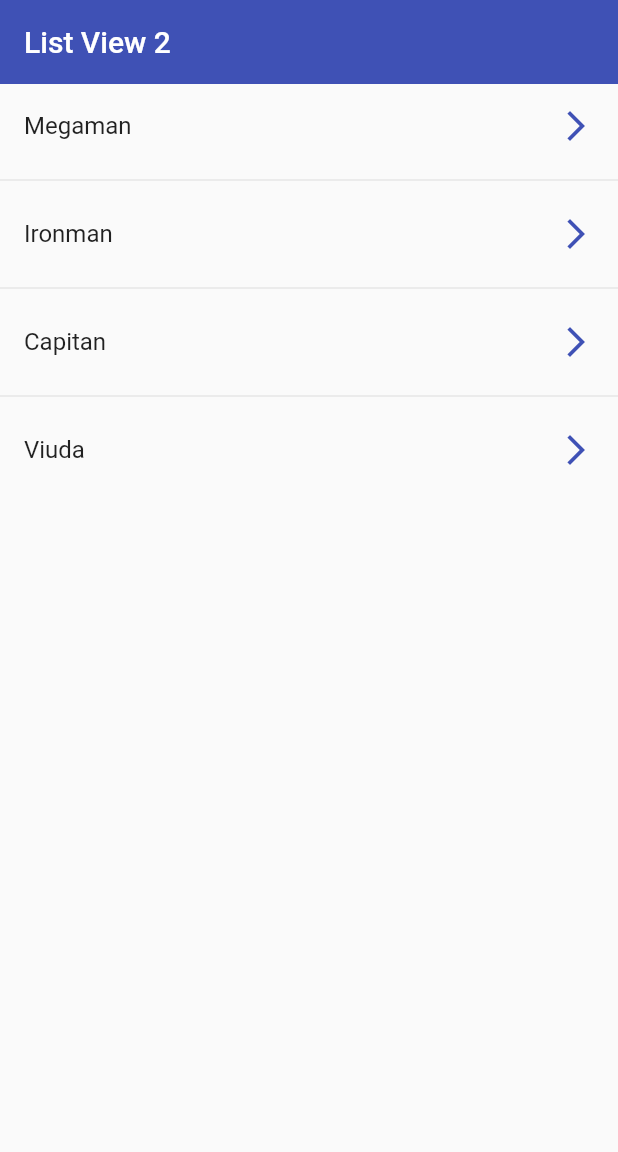
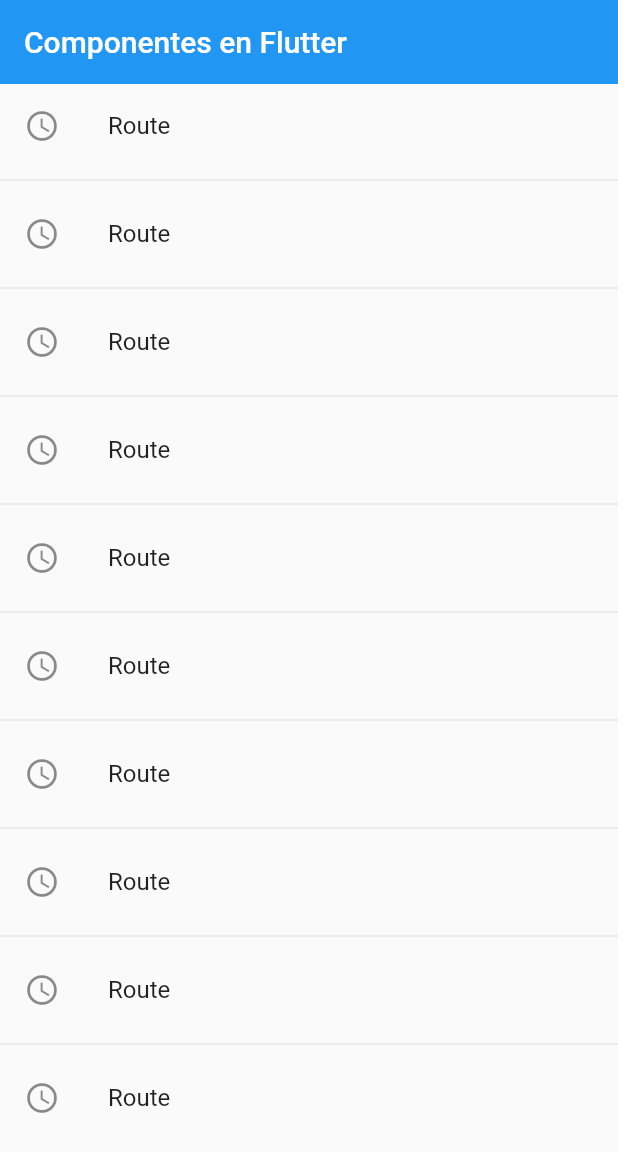
Before and after one commit to adrigm/flutter_components, a Flutter app: the screen it shows after launch, on a phone screen of 412 x 824 dp. Shown: the top 1152 px of the screen. Run offline on Flutter 3.47's test engine with Material 2 defaults, Android fonts, the phone set to English and light mode, and no system bars.

Commit message:
update course

```diff
--- a/lib/main.dart
+++ b/lib/main.dart
@@ -1,5 +1,5 @@
 import 'package:flutter/material.dart';
-import 'package:fl_components/screens/listview2_screen.dart';
+import 'package:fl_components/screens/screens.dart';
 
 void main() => runApp(const MyApp());
 
@@ -8,9 +8,18 @@ class MyApp extends StatelessWidget {
 
   @override
   Widget build(BuildContext context) {
-    return const MaterialApp(
-        debugShowCheckedModeBanner: false,
-        title: 'Material App',
-        home: Listview2Screen());
+    return MaterialApp(
+      debugShowCheckedModeBanner: false,
+      title: 'Material App',
+      initialRoute: 'home',
+      routes: {
+        'home': (BuildContext context) => const HomeScreen(),
+        'listView1': (BuildContext context) => const Listview1Screen(),
+        'listView2': (BuildContext context) => const Listview2Screen(),
+        'alert': (BuildContext context) => const AlertScreen(),
+        'card': (BuildContext context) => const CardScreen(),
+      },
+      onGenerateRoute: (settings) {},
+    );
   }
 }
--- /dev/null
+++ b/lib/screens/home_screen.dart
@@ -0,0 +1,29 @@
+import 'package:flutter/material.dart';
+import 'package:fl_components/screens/screens.dart';
+
+class HomeScreen extends StatelessWidget {
+  const HomeScreen({Key? key}) : super(key: key);
+
+  @override
+  Widget build(BuildContext context) {
+    return Scaffold(
+        appBar: AppBar(
+          title: const Text('Componentes en Flutter'),
+          elevation: 0,
+        ),
+        body: ListView.separated(
+          itemBuilder: (context, index) => ListTile(
+            title: const Text('Route'),
+            leading: const Icon(Icons.access_time),
+            onTap: () {
+              // final route = MaterialPageRoute(
+              //     builder: (context) => const Listview1Screen());
+              // Navigator.push(context, route);
+              Navigator.pushNamed(context, 'card');
+            },
+          ),
+          separatorBuilder: (_, __) => const Divider(),
+          itemCount: 10,
+        ));
+  }
+}
--- /dev/null
+++ b/lib/screens/screens.dart
@@ -0,0 +1,5 @@
+export 'package:fl_components/screens/home_screen.dart';
+export 'package:fl_components/screens/alert_screen.dart';
+export 'package:fl_components/screens/card_screen.dart';
+export 'package:fl_components/screens/listview1_screen.dart';
+export 'package:fl_components/screens/listview2_screen.dart';
```
